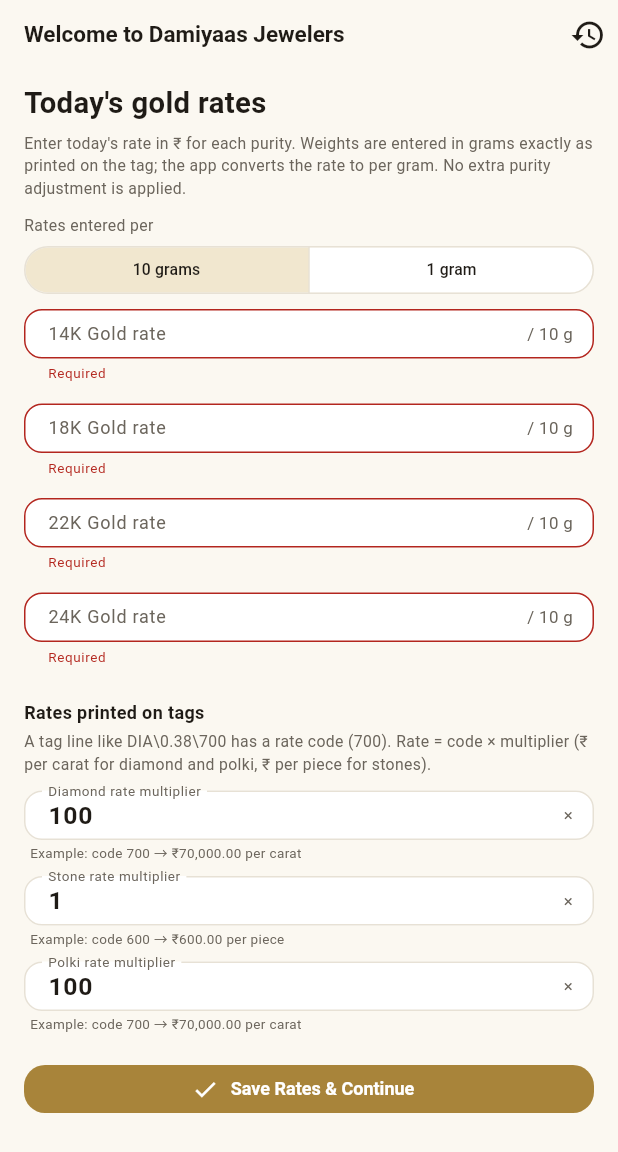
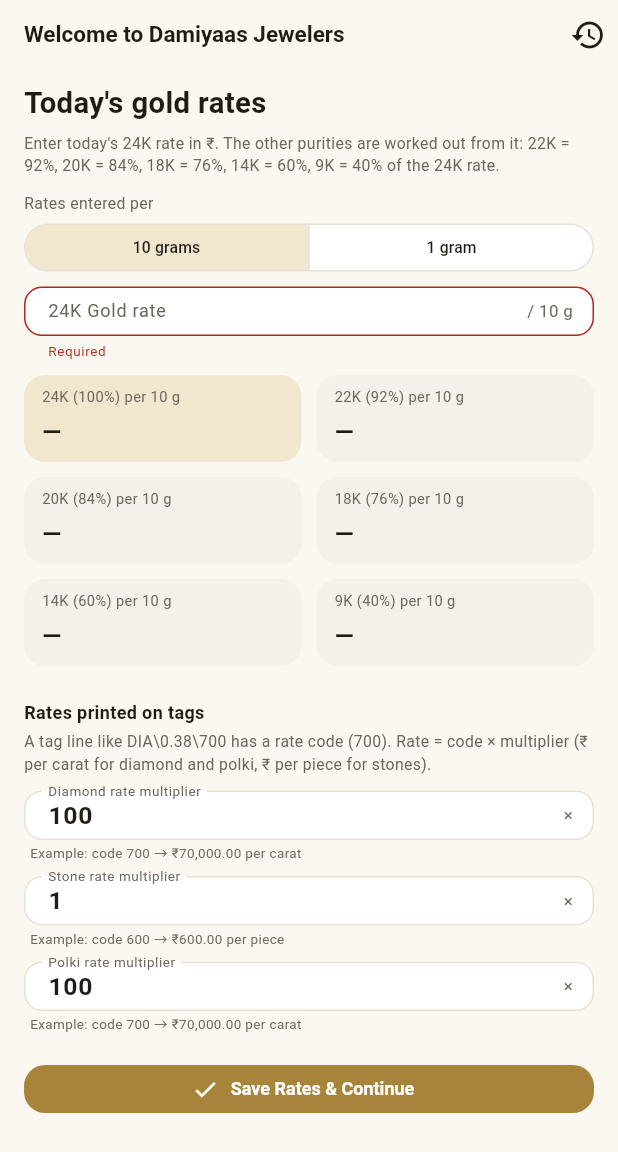
Before and after one commit to vikasagg/jewelry-cost-app, a Flutter app: the screen it shows after launch, after a tap on "Save Rates & Continue", on a phone screen of 412 x 824 dp. Shown: the top 1152 px of the screen. Run offline on Flutter 3.47's test engine with Material 3 defaults, Android fonts, the phone set to English and light mode, and no system bars; our stand-ins replace flutter_secure_storage, hive_ce_flutter, image_picker, share_plus, web; missing offline and left inert: dart:js_interop, google_mlkit_text_recognition; accounts and stored records are empty.

Commit message:
Derive all gold rates from the 24K rate; add 20K and 9K
Only the 24K rate is entered. 22K = 92%, 20K = 84%, 18K = 76%,
14K = 60%, 9K = 40% of 24K, previewed on the rate screen before saving.
Previously saved rates are re-derived from their 24K value on load;
history records keep the rates they were calculated with. The tag
parser recognises 9K/20K and hallmarks 375/833.

Co-Authored-By: Claude Opus 5.5 <noreply@anthropic.com>
Claude-Session: https://claude.ai/code/session_01Ty8ibr9qUkpqR5XqhoszLs

```diff
--- a/lib/data/repositories.dart
+++ b/lib/data/repositories.dart
@@ -3,6 +3,7 @@ import 'dart:convert';
 import '../models/calculation_record.dart';
 import '../models/gold_rates.dart';
 import '../models/jewellery_input.dart';
+import '../models/purity.dart';
 import 'key_value_store.dart';
 
 /// Persists the current gold rates.
@@ -15,7 +16,16 @@ class RatesRepository {
     final raw = _store.get(_key);
     if (raw == null) return null;
     try {
-      return GoldRates.fromJson(jsonDecode(raw) as Map<String, dynamic>);
+      final saved = GoldRates.fromJson(jsonDecode(raw) as Map<String, dynamic>);
+      final base = saved.rateFor(Purity.k24);
+      if (base == null || base <= 0) return null;
+      // Other purities always follow the 24K rate, including rates saved
+      // before they were derived.
+      return GoldRates.fromBase24(
+        perGram24: base,
+        updatedAt: saved.updatedAt,
+        quotedPerGrams: saved.quotedPerGrams,
+      );
     } catch (_) {
       return null;
     }
--- a/lib/models/gold_rates.dart
+++ b/lib/models/gold_rates.dart
@@ -7,6 +7,21 @@ class GoldRates {
     required this.updatedAt,
     this.quotedPerGrams = 1,
   });
+
+  /// Rates for every purity derived from the 24K rate per gram, using
+  /// [Purity.percentOf24] (22K = 92%, 20K = 84%, 18K = 76%, 14K = 60%,
+  /// 9K = 40%).
+  factory GoldRates.fromBase24({
+    required double perGram24,
+    required DateTime updatedAt,
+    int quotedPerGrams = 1,
+  }) => GoldRates(
+    perGram: {
+      for (final p in Purity.values) p: perGram24 * p.percentOf24 / 100,
+    },
+    updatedAt: updatedAt,
+    quotedPerGrams: quotedPerGrams,
+  );
 
   /// Rates per **1 gram**; always what pricing uses.
   final Map<Purity, double> perGram;
--- a/lib/models/purity.dart
+++ b/lib/models/purity.dart
@@ -1,16 +1,22 @@
 /// Gold purities supported by the app.
 enum Purity {
-  k14(14, 585),
-  k18(18, 750),
-  k22(22, 916),
-  k24(24, 999);
+  k9(9, 375, 40),
+  k14(14, 585, 60),
+  k18(18, 750, 76),
+  k20(20, 833, 84),
+  k22(22, 916, 92),
+  k24(24, 999, 100);
 
-  const Purity(this.karat, this.fineness);
+  const Purity(this.karat, this.fineness, this.percentOf24);
 
   final int karat;
 
   /// Hallmark fineness commonly stamped/printed for this purity.
   final int fineness;
+
+  /// This purity's gold rate as a percentage of the 24K rate. Only the 24K
+  /// rate is entered; every other rate is derived from it.
+  final int percentOf24;
 
   String get label => '${karat}K';
 
@@ -24,11 +30,15 @@ enum Purity {
   /// Maps a hallmark fineness number (585/750/916/995/999…) to a purity.
   static Purity? fromFineness(int fineness) {
     switch (fineness) {
+      case 375:
+        return Purity.k9;
       case 583:
       case 585:
         return Purity.k14;
       case 750:
         return Purity.k18;
+      case 833:
+        return Purity.k20;
       case 916:
         return Purity.k22;
       case 995:
--- a/lib/ocr/tag_parser.dart
+++ b/lib/ocr/tag_parser.dart
@@ -633,9 +633,9 @@ class TagParser {
     final sources = <String>[];
     var reasons = <String>[];
 
-    // Explicit karat: "18K", "18 KT", "22KARAT", "Purity: 18K", "22K916".
+    // Explicit karat: "18K", "18 KT", "22KARAT", "Purity: 18K", "22K916", "9K".
     final karatRe = RegExp(
-      r'(?<![0-9A-Z.,])([0-9OoIl]{2})\s*(?:K|KT|KARAT|KARATS|CARAT\s+GOLD)(?![A-Z])',
+      r'(?<![0-9A-Z.,])([0-9OoIl]{2}|9)\s*(?:K|KT|KARAT|KARATS|CARAT\s+GOLD)(?![A-Z])',
       caseSensitive: false,
     );
     for (final m in karatRe.allMatches(text)) {
@@ -652,7 +652,7 @@ class TagParser {
     // "Purity: 18" / "KT: 22" without a K suffix.
     if (found.isEmpty) {
       final labelRe = RegExp(
-        r'(?:PURITY|KARAT|KT|CARATAGE)\s*[:\-=]?\s*([0-9]{2,3})(?![0-9.])',
+        r'(?:PURITY|KARAT|KT|CARATAGE)\s*[:\-=]?\s*([0-9]{1,3})(?![0-9.])',
         caseSensitive: false,
       );
       for (final m in labelRe.allMatches(text)) {
@@ -668,9 +668,11 @@ class TagParser {
       }
     }
 
-    // Hallmark fineness only (916, 750, 585, 999). Lowest priority.
+    // Hallmark fineness only (916, 833, 750, 585, 375, 999). Lowest priority.
     if (found.isEmpty) {
-      final finRe = RegExp(r'(?<![0-9.,])(585|583|750|916|995|999)(?![0-9.,])');
+      final finRe = RegExp(
+        r'(?<![0-9.,])(375|585|583|750|833|916|995|999)(?![0-9.,])',
+      );
       for (final m in finRe.allMatches(text)) {
         final p = Purity.fromFineness(int.parse(m.group(1)!));
         if (p == null) continue;
--- a/lib/ui/screens/dashboard_screen.dart
+++ b/lib/ui/screens/dashboard_screen.dart
@@ -115,7 +115,7 @@ class DashboardScreen extends StatelessWidget {
                 TileGrid(
                   minTileWidth: 140,
                   children: [
-                    for (final p in Purity.values)
+                    for (final p in Purity.values.reversed)
                       StatTile(
                         label: '${p.label} per ${rates.quoteUnit}',
                         value: formatInr(rates.quotedRateFor(p) ?? 0),
--- a/lib/ui/screens/rate_setup_screen.dart
+++ b/lib/ui/screens/rate_setup_screen.dart
@@ -20,10 +20,9 @@ class RateSetupScreen extends StatefulWidget {
 }
 
 class _RateSetupScreenState extends State<RateSetupScreen> {
-  final _controllers = {
-    for (final p in Purity.values) p: TextEditingController(),
-  };
-  final _errors = <Purity, String?>{};
+  /// Only the 24K rate is entered; the other purities are derived from it.
+  final _rate24 = TextEditingController();
+  String? _rateError;
   final _multipliers = {
     for (final k in StoneKind.values) k: TextEditingController(),
   };
@@ -48,17 +47,13 @@ class _RateSetupScreenState extends State<RateSetupScreen> {
     final rates = AppScope.read(context).rates;
     if (rates != null) {
       _perGrams = rates.quotedPerGrams;
-      for (final p in Purity.values) {
-        _controllers[p]!.text = formatInput(rates.quotedRateFor(p));
-      }
+      _rate24.text = formatInput(rates.quotedRateFor(Purity.k24));
     }
   }
 
   @override
   void dispose() {
-    for (final c in _controllers.values) {
-      c.dispose();
-    }
+    _rate24.dispose();
     for (final c in _multipliers.values) {
       c.dispose();
     }
@@ -75,11 +70,7 @@ class _RateSetupScreenState extends State<RateSetupScreen> {
   }
 
   Future<void> _save() async {
-    setState(() {
-      for (final p in Purity.values) {
-        _errors[p] = _validate(_controllers[p]!.text);
-      }
-    });
+    setState(() => _rateError = _validate(_rate24.text));
     final m = {
       for (final k in StoneKind.values) k: parseNumber(_multipliers[k]!.text),
     };
@@ -91,17 +82,13 @@ class _RateSetupScreenState extends State<RateSetupScreen> {
             : null;
       }
     });
-    if (_errors.values.any((e) => e != null) ||
-        _multiplierErrors.values.any((e) => e != null)) {
+    if (_rateError != null || _multiplierErrors.values.any((e) => e != null)) {
       return;
     }
     setState(() => _saving = true);
     final state = AppScope.read(context);
-    final rates = GoldRates(
-      perGram: {
-        for (final p in Purity.values)
-          p: parseNumber(_controllers[p]!.text)! / _perGrams,
-      },
+    final rates = GoldRates.fromBase24(
+      perGram24: parseNumber(_rate24.text)! / _perGrams,
       updatedAt: state.now(),
       quotedPerGrams: _perGrams,
     );
@@ -146,9 +133,9 @@ class _RateSetupScreenState extends State<RateSetupScreen> {
               ),
               const SizedBox(height: 6),
               const Text(
-                'Enter today\'s rate in ₹ for each purity. Weights are entered '
-                'in grams exactly as printed on the tag; the app converts the '
-                'rate to per gram. No extra purity adjustment is applied.',
+                'Enter today\'s 24K rate in ₹. The other purities are worked '
+                'out from it: 22K = 92%, 20K = 84%, 18K = 76%, 14K = 60%, '
+                '9K = 40% of the 24K rate.',
                 style: TextStyle(color: AppColors.muted, height: 1.4),
               ),
               if (rates != null) ...[
@@ -193,25 +180,44 @@ class _RateSetupScreenState extends State<RateSetupScreen> {
                 ),
               ),
               const SizedBox(height: 10),
-              for (final p in Purity.values) ...[
               NumberField(
-                  fieldKey: Key('rate_${p.name}'),
-                  controller: _controllers[p]!,
-                  label: '${p.label} Gold rate',
+                fieldKey: const Key('rate_k24'),
+                controller: _rate24,
+                label: '24K Gold rate',
                 prefix: '₹ ',
                 unit: _perGrams == 1 ? '/ gram' : '/ $_perGrams g',
-                  errorText: _errors[p],
-                  onChanged: (_) {
-                    if (_errors[p] != null) setState(() => _errors[p] = null);
+                errorText: _rateError,
+                onChanged: (_) => setState(() => _rateError = null),
+              ),
+              const SizedBox(height: 10),
+              Builder(
+                builder: (_) {
+                  final v = parseNumber(_rate24.text);
+                  final ok = v != null && !v.isNaN && v > 0;
+                  final unit = _perGrams == 1 ? 'g' : '$_perGrams g';
+                  return TileGrid(
+                    key: const Key('derivedRates'),
+                    minTileWidth: 140,
+                    children: [
+                      for (final p in Purity.values.reversed)
+                        StatTile(
+                          label: '${p.label} (${p.percentOf24}%) per $unit',
+                          value: ok
+                              ? formatInr((v * p.percentOf24).round() / 100)
+                              : '—',
+                          highlight: p == Purity.k24,
+                        ),
+                    ],
+                  );
                 },
               ),
-                if (rates?.rateFor(p) != null)
+              if (rates != null)
                 Padding(
-                    padding: const EdgeInsets.only(left: 4, top: 4),
+                  padding: const EdgeInsets.only(left: 4, top: 6),
                   child: Text(
-                      'Saved: ${formatInr(rates!.quotedRateFor(p)!)} / '
+                    'Saved 24K: ${formatInr(rates.quotedRateFor(Purity.k24)!)} / '
                     '${rates.quoteUnit}'
-                      '${rates.quotedPerGrams == 1 ? '' : ' (${formatInr(rates.rateFor(p)!)}/g)'}',
+                    '${rates.quotedPerGrams == 1 ? '' : ' (${formatInr(rates.rateFor(Purity.k24)!)}/g)'}',
                     style: const TextStyle(
                       fontSize: 12,
                       color: AppColors.muted,
@@ -219,7 +225,6 @@ class _RateSetupScreenState extends State<RateSetupScreen> {
                   ),
                 ),
               const SizedBox(height: 14),
-              ],
               const SizedBox(height: 8),
               const Text(
                 'Rates printed on tags',
--- a/lib/ui/screens/result_screen.dart
+++ b/lib/ui/screens/result_screen.dart
@@ -577,6 +577,7 @@ class _RatesUsedCard extends StatelessWidget {
             minTileWidth: 140,
             children: [
               for (final p in Purity.values)
+                if (rates.rateFor(p) != null)
                   StatTile(
                     label:
                         p.label +
```
Also changed, not shown: 5 other files. Lines whose indentation alone changed are shown as unchanged.
